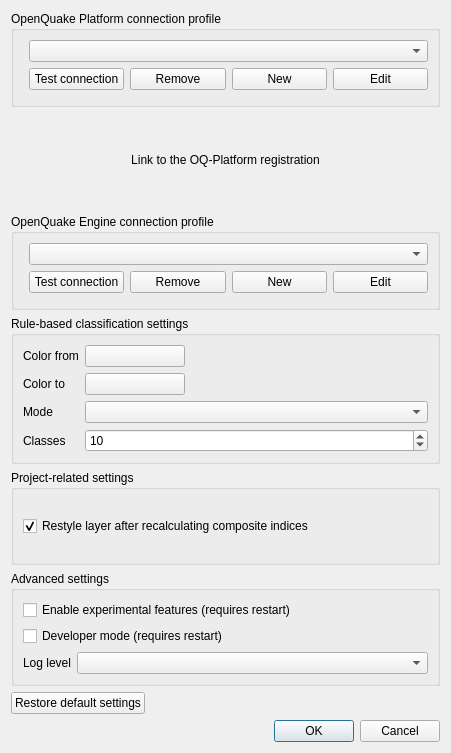
The window that svir/ui/ui_settings.ui (gem/oq-irmt-qgis) describes before a commit, drawn with Qt 5.
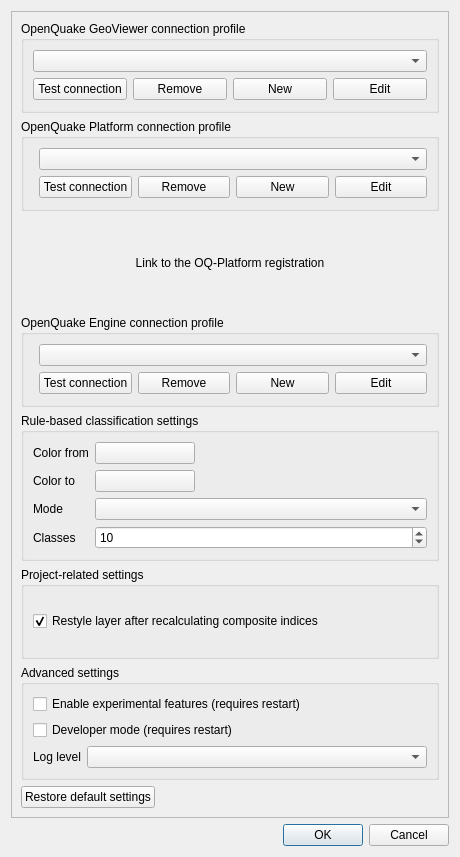
The same window after the commit. Icons and pictures are not drawn.

Commit message: Enable setting profiles to connect to instances of the OQ-GeoViewer and check that authentication works

Diff of the .ui file:
```diff
--- a/svir/ui/ui_settings.ui
+++ b/svir/ui/ui_settings.ui
@@ -6,8 +6,8 @@
    <rect>
     <x>0</x>
     <y>0</y>
-    <width>451</width>
-    <height>753</height>
+    <width>460</width>
+    <height>857</height>
    </rect>
   </property>
   <property name="windowTitle">
@@ -19,6 +19,68 @@
   </property>
   <layout class="QVBoxLayout" name="verticalLayout">
    <item>
+    <widget class="QScrollArea" name="scrollArea">
+     <property name="widgetResizable">
+      <bool>true</bool>
+     </property>
+     <widget class="QWidget" name="scrollAreaWidgetContents">
+      <property name="geometry">
+       <rect>
+        <x>0</x>
+        <y>0</y>
+        <width>440</width>
+        <height>804</height>
+       </rect>
+      </property>
+      <layout class="QVBoxLayout" name="verticalLayout_6">
+       <item>
+        <widget class="QGroupBox" name="geoviewer_settings_gbx">
+         <property name="title">
+          <string>OpenQuake GeoViewer connection profile</string>
+         </property>
+         <layout class="QGridLayout" name="gridLayout">
+          <item row="0" column="0">
+           <widget class="QComboBox" name="geoviewer_profile_cbx"/>
+          </item>
+          <item row="1" column="0">
+           <layout class="QHBoxLayout" name="horizontalLayout_6">
+            <property name="topMargin">
+             <number>0</number>
+            </property>
+            <item>
+             <widget class="QPushButton" name="gv_test_btn">
+              <property name="text">
+               <string>Test connection</string>
+              </property>
+             </widget>
+            </item>
+            <item>
+             <widget class="QPushButton" name="gv_remove_btn">
+              <property name="text">
+               <string>Remove</string>
+              </property>
+             </widget>
+            </item>
+            <item>
+             <widget class="QPushButton" name="gv_new_btn">
+              <property name="text">
+               <string>New</string>
+              </property>
+             </widget>
+            </item>
+            <item>
+             <widget class="QPushButton" name="gv_edit_btn">
+              <property name="text">
+               <string>Edit</string>
+              </property>
+             </widget>
+            </item>
+           </layout>
+          </item>
+         </layout>
+        </widget>
+       </item>
+       <item>
     <widget class="QGroupBox" name="platform_settings_gbx">
      <property name="title">
       <string>OpenQuake Platform connection profile</string>
@@ -325,6 +387,10 @@
       </spacer>
      </item>
     </layout>
+       </item>
+      </layout>
+     </widget>
+    </widget>
    </item>
    <item>
     <layout class="QHBoxLayout" name="horizontalLayout_5">
```
Lines whose indentation alone changed are shown as unchanged. The commit also changes 4 other files.
